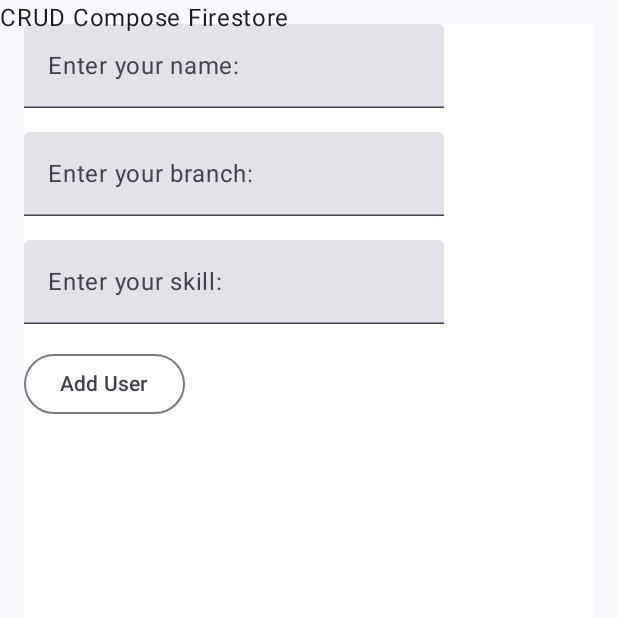
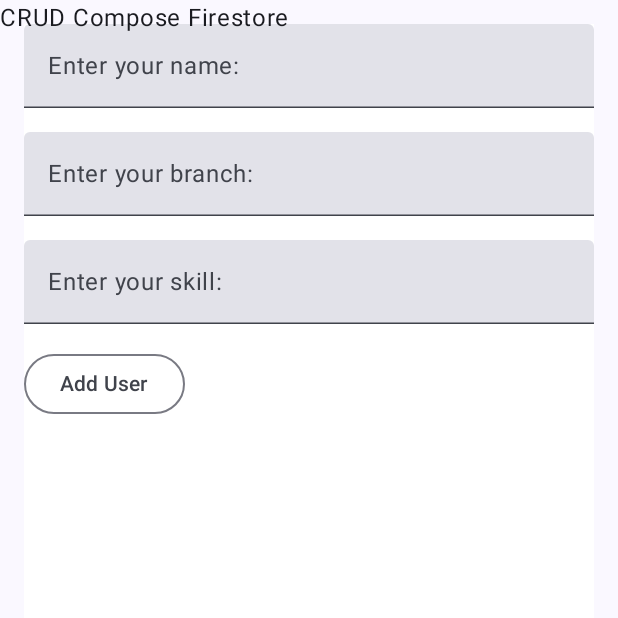
Before and after one commit to YadavYashvant/CRUD-compose-firestore, an Android app built with Jetpack Compose: the screen it shows after launch (MainActivity), after a tap on "Add User", on a phone screen of 412 x 824 dp, the top half of it. Run offline under Robolectric (Android 15) with nearby library versions, the phone set to English and light mode, and no system bars; our stand-ins replace Firebase (no records; nobody signed in at launch, a user with empty details on screens opened directly).

Commit message:
changing UI designs

```diff
--- a/app/src/main/java/com/example/crud_compose_firestore/MainActivity.kt
+++ b/app/src/main/java/com/example/crud_compose_firestore/MainActivity.kt
@@ -9,6 +9,7 @@ import androidx.compose.foundation.background
 import androidx.compose.foundation.layout.Column
 import androidx.compose.foundation.layout.Spacer
 import androidx.compose.foundation.layout.fillMaxSize
+import androidx.compose.foundation.layout.fillMaxWidth
 import androidx.compose.foundation.layout.height
 import androidx.compose.foundation.layout.padding
 import androidx.compose.material3.Button
@@ -77,11 +78,13 @@ fun firebaseUI(context: android.content.Context) {
         modifier = Modifier
             .fillMaxSize()
             .padding(16.dp)
+            .fillMaxWidth()
             .background(Color.White)
     ) {
         TextField(
             value = name.value,
             onValueChange = { name.value = it },
+            modifier = Modifier.fillMaxWidth(),
             label = { Text("Enter your name: ") }
         )
 
@@ -90,6 +93,7 @@ fun firebaseUI(context: android.content.Context) {
         TextField(
             value = branch.value,
             onValueChange = { branch.value = it },
+            modifier = Modifier.fillMaxWidth(),
             label = { Text("Enter your branch: ") }
         )
 
@@ -98,6 +102,7 @@ fun firebaseUI(context: android.content.Context) {
         TextField(
             value = skill.value,
             onValueChange = { skill.value = it },
+            modifier = Modifier.fillMaxWidth(),
             label = { Text("Enter your skill: ") }
         )
 
@@ -127,14 +132,8 @@ fun addToFirebase(
 ) {
     val db: FirebaseFirestore = FirebaseFirestore.getInstance()
 
-    /*val user = hashMapOf(
-        "name" to name,
-        "branch" to branch,
-        "skill" to skill
-    )*/
     val dbUser: CollectionReference = db.collection("users")
     val users = User(name, branch, skill)
-
 
         dbUser.add(users)
         .addOnSuccessListener { documentReference ->
```
